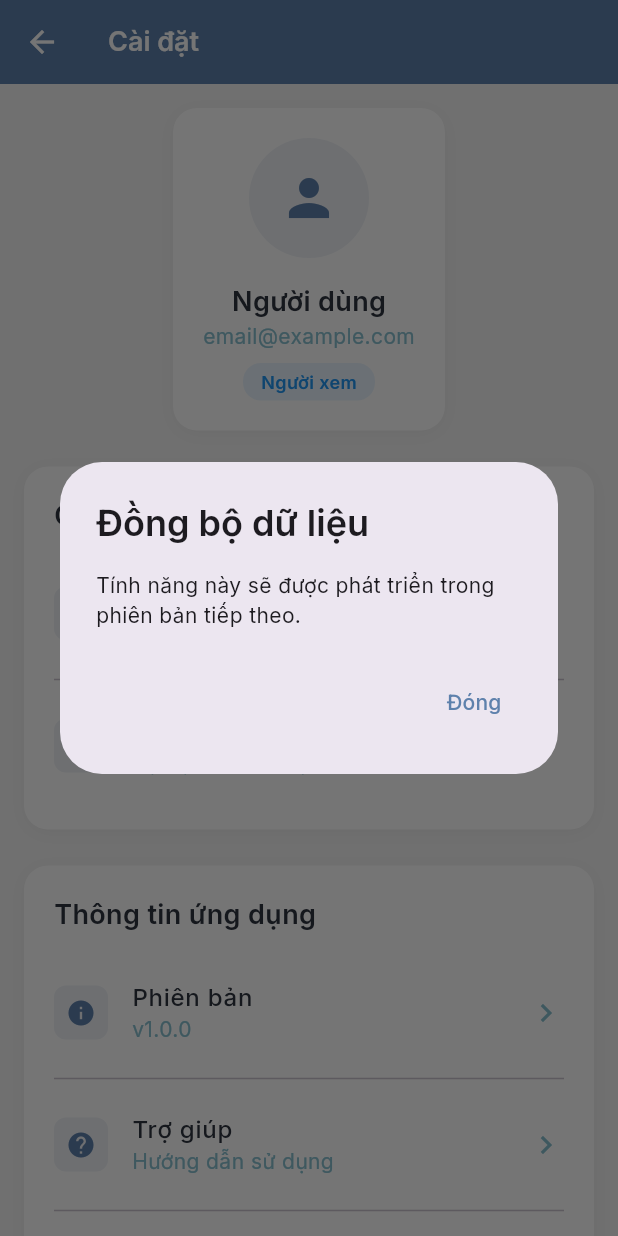
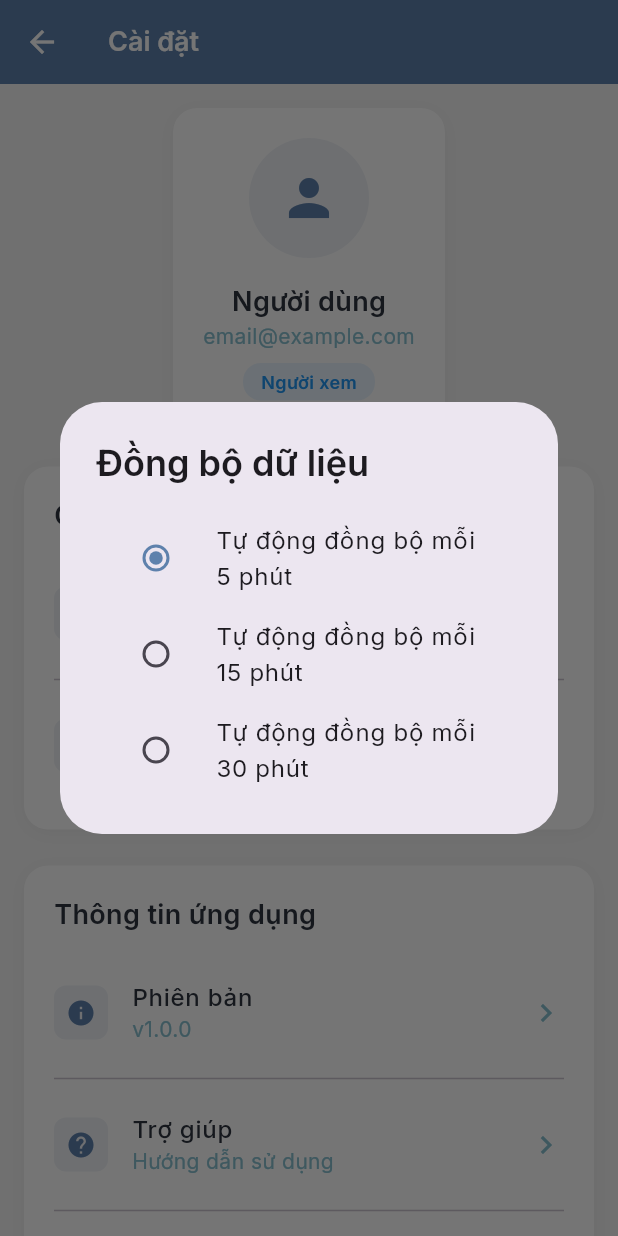
Before and after one commit to thienkk25/EnviroAgriManager, a Flutter app: the SettingsScreen screen opened directly, after a tap on "Đồng bộ dữ liệu", on a phone screen of 412 x 824 dp. Run offline on Flutter 3.47's test engine with Material 3 defaults, Android fonts, the phone set to English and light mode, and no system bars; our stand-ins replace connectivity_plus, drift, drift_flutter, fl_chart, google_fonts, shared_preferences and 1 more; accounts and stored records are empty; generated files the repository leaves out were written again; statements that could not run were skipped.

Commit message:
add auto sync every minute and fix optimal

```diff
--- a/lib/local/prefs/app_preferences.dart
+++ b/lib/local/prefs/app_preferences.dart
@@ -10,6 +10,7 @@ class AppPreferences {
   static const _keyUserId = 'user_id';
   static const _keyUserEmail = 'user_email';
   static const _keyUserRole = 'user_role';
+  static const _keyScheduleAutoSyncData = 'schedule_auto_sync_data';
 
   // Theme
   Future<void> setThemeMode(String mode) async =>
@@ -44,4 +45,8 @@ class AppPreferences {
     await _prefs.remove(_keyUserRole);
     await clearAccessToken();
   }
+
+  Future<void> setScheduleAutoSyncData(int second) async =>
+      _prefs.setInt(_keyScheduleAutoSyncData, second);
+  int? getScheduleAutoSyncData() => _prefs.getInt(_keyScheduleAutoSyncData);
 }
--- a/lib/main.dart
+++ b/lib/main.dart
@@ -2,7 +2,7 @@ import 'package:enviro_agri_manager/local/drift/app_database.dart';
 import 'package:enviro_agri_manager/providers/connectivity_provider.dart';
 import 'package:enviro_agri_manager/providers/environmental_data_provider.dart';
 import 'package:enviro_agri_manager/providers/region_provider.dart';
-import 'package:enviro_agri_manager/providers/theme_provider.dart';
+import 'package:enviro_agri_manager/providers/settings_provider.dart';
 import 'package:enviro_agri_manager/repositories/category_repository.dart';
 import 'package:enviro_agri_manager/repositories/environmental_data_repository.dart';
 import 'package:enviro_agri_manager/repositories/product_repository.dart';
@@ -38,7 +38,7 @@ void main() async {
     MultiProvider(
       providers: [
         //Theme
-        ChangeNotifierProvider(create: (_) => ThemeProvider()),
+        ChangeNotifierProvider(create: (_) => SettingsProvider()),
         // Connectivity
         Provider(
           create: (_) => ConnectivityService(),
@@ -132,7 +132,7 @@ class MainApp extends StatelessWidget {
 
   @override
   Widget build(BuildContext context) {
-    final isDark = context.watch<ThemeProvider>().themeMode;
+    final isDark = context.watch<SettingsProvider>().themeMode;
     return MaterialApp(
       title: 'Hệ thống Quản lý Danh mục Nông nghiệp & Môi trường',
       theme: ThemeData(
--- a/lib/providers/theme_provider.dart
+++ b/lib/providers/settings_provider.dart
@@ -1,24 +1,33 @@
+import 'dart:async';
+
 import 'package:enviro_agri_manager/local/prefs/app_preferences.dart';
 import 'package:flutter/material.dart';
 import 'package:shared_preferences/shared_preferences.dart';
 
-class ThemeProvider with ChangeNotifier {
+class SettingsProvider with ChangeNotifier {
+  Timer? _autoSyncTimer;
   late SharedPreferences _prefs;
   late AppPreferences _appPrefs;
 
   ThemeMode _themeMode = ThemeMode.light;
   ThemeMode get themeMode => _themeMode;
 
-  ThemeProvider() {
-    _initTheme();
+  int _secondSync = 300;
+  int get secondSync => _secondSync;
+
+  SettingsProvider() {
+    _init();
   }
 
-  Future<void> _initTheme() async {
+  Future<void> _init() async {
     _prefs = await SharedPreferences.getInstance();
     _appPrefs = AppPreferences(_prefs);
 
     final mode = _appPrefs.getThemeMode() ?? 'light';
     _themeMode = mode == 'dark' ? ThemeMode.dark : ThemeMode.light;
+
+    final second = _appPrefs.getScheduleAutoSyncData() ?? 300;
+    _secondSync = second;
 
     notifyListeners();
   }
@@ -33,4 +42,26 @@ class ThemeProvider with ChangeNotifier {
     }
     notifyListeners();
   }
+
+  Future<void> scheduleAutoSyncData(
+    Future<void> Function() functionRepeat,
+    int second,
+  ) async {
+    _secondSync = second;
+    // Lưu cấu hình vào SharedPreferences
+    await _appPrefs.setScheduleAutoSyncData(second);
+
+    // Hủy timer cũ nếu có
+    _autoSyncTimer?.cancel();
+
+    // Tạo timer mới
+    _autoSyncTimer = Timer.periodic(Duration(seconds: second), (_) async {
+      await functionRepeat();
+    });
+  }
+
+  void cancelAutoSync() {
+    _autoSyncTimer?.cancel();
+    _autoSyncTimer = null;
+  }
 }
--- a/lib/screens/settings_screen.dart
+++ b/lib/screens/settings_screen.dart
@@ -1,6 +1,10 @@
 import 'package:enviro_agri_manager/models/user_role_model.dart';
 import 'package:enviro_agri_manager/providers/auth_provider.dart';
-import 'package:enviro_agri_manager/providers/theme_provider.dart';
+import 'package:enviro_agri_manager/providers/category_provider.dart';
+import 'package:enviro_agri_manager/providers/environmental_data_provider.dart';
+import 'package:enviro_agri_manager/providers/product_provider.dart';
+import 'package:enviro_agri_manager/providers/region_provider.dart';
+import 'package:enviro_agri_manager/providers/settings_provider.dart';
 import 'package:flutter/material.dart';
 import 'package:google_fonts/google_fonts.dart';
 import 'package:provider/provider.dart';
@@ -15,16 +19,40 @@ class SettingsScreen extends StatefulWidget {
 class _SettingsScreenState extends State<SettingsScreen> {
   // bool _notificationsEnabled = true;
   late bool _darkModeEnabled;
+  late int _selectedSync;
   // bool _temperatureAlert = true;
   // bool _humidityAlert = true;
   // bool _phAlert = true;
   // String _selectedLanguage = 'Tiếng Việt';
   // String _selectedUpdateFrequency = 'Cập nhật mỗi 30 phút';
+  @override
+  void initState() {
+    WidgetsBinding.instance.addPostFrameCallback((_) {
+      context.read<SettingsProvider>().scheduleAutoSyncData(() async {
+        await Future.wait([
+          context.read<ProductProvider>().refreshProducts(context),
+          context.read<CategoryProvider>().refreshCategories(context),
+          context.read<EnvironmentalDataProvider>().refreshEnvironmentalData(
+            context,
+          ),
+          context.read<RegionProvider>().refreshRegions(context),
+        ]);
+      }, context.read<SettingsProvider>().secondSync);
+    });
+    super.initState();
+  }
+
+  @override
+  void dispose() {
+    context.read<SettingsProvider>().cancelAutoSync();
+    super.dispose();
+  }
 
   @override
   Widget build(BuildContext context) {
     _darkModeEnabled =
-        context.read<ThemeProvider>().themeMode == ThemeMode.dark;
+        context.read<SettingsProvider>().themeMode == ThemeMode.dark;
+    _selectedSync = context.read<SettingsProvider>().secondSync;
     return Scaffold(
       backgroundColor: const Color(0xFFF5F5F5),
       appBar: AppBar(
@@ -219,7 +247,7 @@ class _SettingsScreenState extends State<SettingsScreen> {
             subtitle: 'Giao diện tối cho mắt',
             trailing: Switch(
               value: _darkModeEnabled,
-              onChanged: (_) => context.read<ThemeProvider>().toggleTheme(),
+              onChanged: (_) => context.read<SettingsProvider>().toggleTheme(),
               activeThumbColor: const Color(0xFF5E81AC),
             ),
           ),
@@ -227,7 +255,8 @@ class _SettingsScreenState extends State<SettingsScreen> {
           _buildSettingItem(
             icon: Icons.sync,
             title: 'Đồng bộ dữ liệu',
-            subtitle: 'Tự động đồng bộ mỗi 15 phút',
+            subtitle:
+                'Tự động đồng bộ mỗi ${(_selectedSync / 60).toInt()} phút',
             trailing: const Icon(Icons.chevron_right, color: Color(0xFF88C0D0)),
             onTap: () {
               _showSyncDialog();
@@ -506,18 +535,51 @@ class _SettingsScreenState extends State<SettingsScreen> {
             'Đồng bộ dữ liệu',
             style: GoogleFonts.inter(fontWeight: FontWeight.w600),
           ),
-          content: const Text(
-            'Tính năng này sẽ được phát triển trong phiên bản tiếp theo.',
+          content: RadioGroup<int>(
+            groupValue: _selectedSync,
+            onChanged: (value) {
+              setState(() {
+                _selectedSync = value!;
+              });
+              context.read<SettingsProvider>().scheduleAutoSyncData(() async {
+                await Future.wait([
+                  context.read<ProductProvider>().refreshProducts(context),
+                  context.read<CategoryProvider>().refreshCategories(context),
+                  context
+                      .read<EnvironmentalDataProvider>()
+                      .refreshEnvironmentalData(context),
+                  context.read<RegionProvider>().refreshRegions(context),
+                ]);
+              }, _selectedSync);
+              Navigator.of(context).pop();
+            },
+            child: Column(
+              mainAxisSize: MainAxisSize.min,
+              children: [
+                ListTile(
+                  title: const Text('Tự động đồng bộ mỗi 5 phút'),
+                  leading: const Radio(
+                    value: 5 * 60,
+                    activeColor: Color(0xFF5E81AC),
+                  ),
+                ),
+                ListTile(
+                  title: const Text('Tự động đồng bộ mỗi 15 phút'),
+                  leading: const Radio(
+                    value: 15 * 60,
+                    activeColor: Color(0xFF5E81AC),
+                  ),
+                ),
+                ListTile(
+                  title: const Text('Tự động đồng bộ mỗi 30 phút'),
+                  leading: const Radio(
+                    value: 30 * 60,
+                    activeColor: Color(0xFF5E81AC),
+                  ),
+                ),
+              ],
+            ),
           ),
-          actions: [
-            TextButton(
-              onPressed: () => Navigator.of(context).pop(),
-              child: Text(
-                'Đóng',
-                style: GoogleFonts.inter(color: const Color(0xFF5E81AC)),
-              ),
-            ),
-          ],
         );
       },
     );
```
